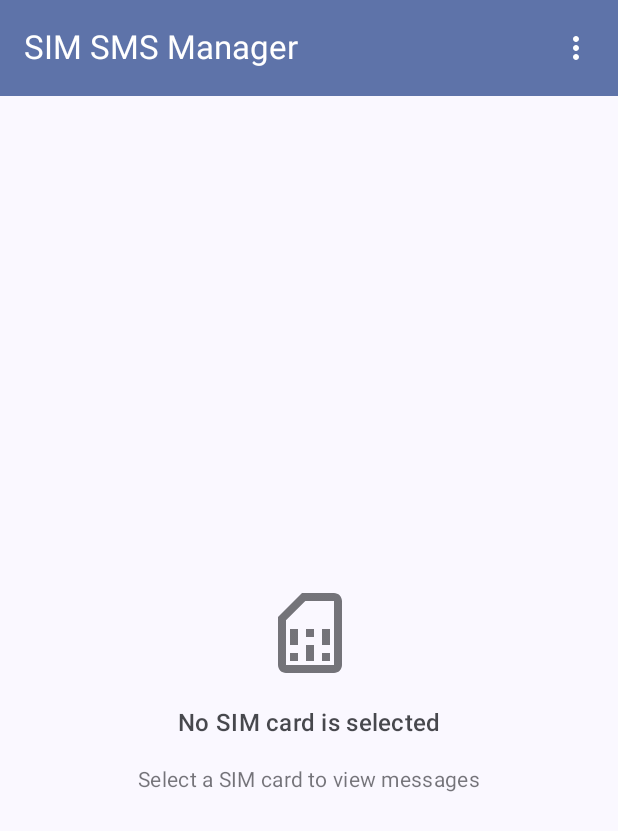
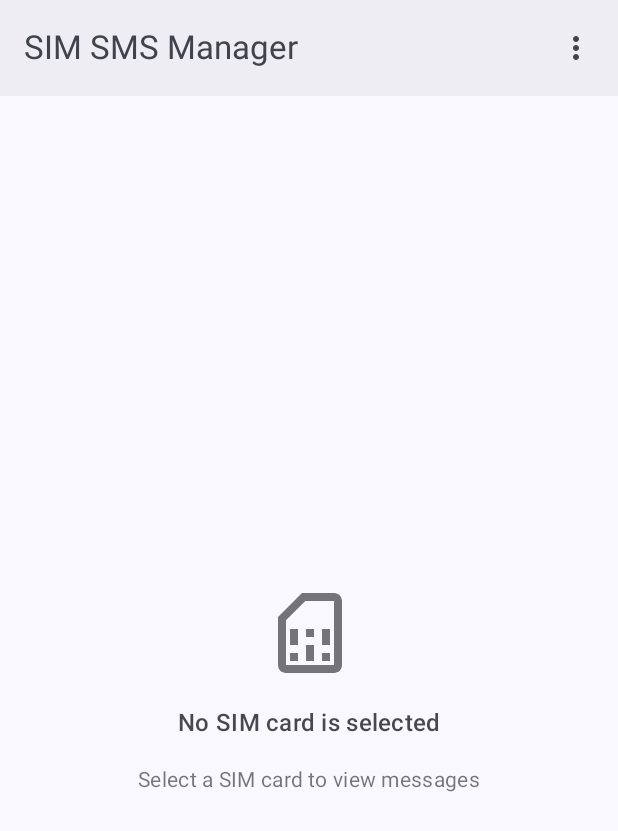
Before and after one commit to kurtnettle/sim-sms-manager, an Android app built with Jetpack Compose: the screen it shows after launch (MainActivity), on a phone screen of 412 x 824 dp. Shown: the top 831 px of the screen. Run offline under Robolectric (Android 15) with nearby library versions, the phone set to English and light mode, and no system bars.

Commit message:
fix: correct color scheme in TopAppBar and Sim Card Tile

```diff
--- a/app/src/main/java/com/kurtnettle/simsmsmanager/presentation/common/components/AppTopBar.kt
+++ b/app/src/main/java/com/kurtnettle/simsmsmanager/presentation/common/components/AppTopBar.kt
@@ -43,9 +43,9 @@ fun AppTopBar(
             )
         },
         colors = TopAppBarDefaults.topAppBarColors(
-            containerColor = MaterialTheme.colorScheme.primaryContainer,
-            titleContentColor = MaterialTheme.colorScheme.onPrimaryContainer,
-            actionIconContentColor = MaterialTheme.colorScheme.onPrimaryContainer
+            containerColor = MaterialTheme.colorScheme.surfaceContainer,
+            titleContentColor = MaterialTheme.colorScheme.onSurfaceVariant,
+            actionIconContentColor = MaterialTheme.colorScheme.onSurfaceVariant
         ),
         actions = {
             IconButton(onClick = { showAboutDialog = true }) {
```
Also changed, not shown: app/src/main/java/com/kurtnettle/simsmsmanager/presentation/messages/components/SimCardChooserRow.kt (+9 -4 lines).
